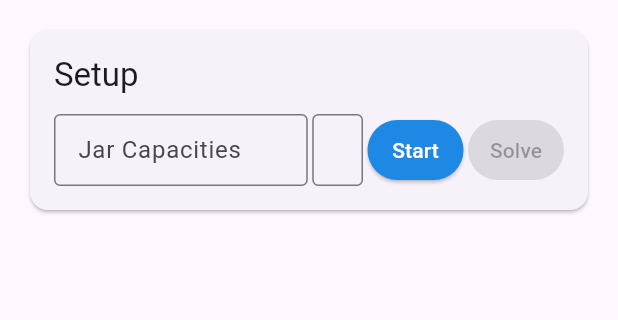
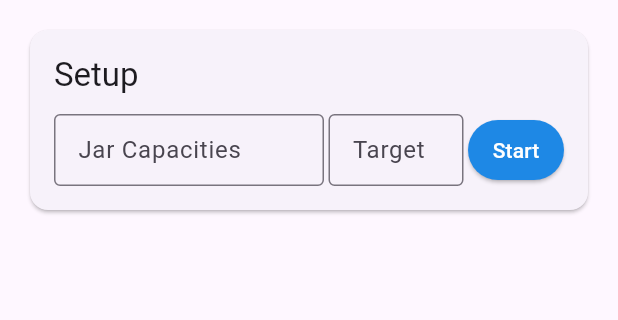
Before and after one commit to dev-ym/jars, a Flutter app: the screen it shows after launch, on a phone screen of 412 x 824 dp, the part 84-404 px from its top. Run offline on Flutter 3.47's test engine with Material 3 defaults, Android fonts, the phone set to English and light mode, and no system bars.

Commit message:
change layout

```diff
--- a/lib/main.dart
+++ b/lib/main.dart
@@ -591,9 +591,9 @@ class _LiquidTransferHomeState extends State<LiquidTransferHome>
                                 ),
                               ),
                             ),
-                            SizedBox(width: 8),
+                            SizedBox(width: 11),
                             _buildJarsPreview(state.amounts,isWiderThanTall),
-                            SizedBox(width: 8),
+                            SizedBox(width: 11),
                             Text(
                               '[${state.amounts.join(', ')}]L',
                               style: TextStyle(
@@ -601,7 +601,7 @@ class _LiquidTransferHomeState extends State<LiquidTransferHome>
                                 color: Colors.grey.shade600,
                               ),
                             ),
-                            SizedBox(width: 8),
+                            SizedBox(width: 11),
                             Expanded(
                               child: Column(
                                 crossAxisAlignment: CrossAxisAlignment.start,
@@ -622,7 +622,7 @@ class _LiquidTransferHomeState extends State<LiquidTransferHome>
                             if (!isCurrentState)
                               Icon(
                                 Icons.replay,
-                                size: 16,
+                                size: 20,
                                 color: Colors.blue.shade400,
                               ),
                           ],
@@ -670,7 +670,7 @@ class _LiquidTransferHomeState extends State<LiquidTransferHome>
                     Row(
                       children: [
                         Expanded(
-                          flex: 5,
+                          flex: 4,
                           child: TextField(
                             controller: _capacitiesController,
                             decoration: InputDecoration(
@@ -683,7 +683,7 @@ class _LiquidTransferHomeState extends State<LiquidTransferHome>
                         ),
                         SizedBox(width: isWiderThanTall ? 12 : 3),
                         Expanded(
-                          flex: 1,
+                          flex: 2,
                           child: TextField(
                             controller: _targetController,
                             decoration: InputDecoration(
@@ -705,8 +705,8 @@ class _LiquidTransferHomeState extends State<LiquidTransferHome>
                             padding: EdgeInsets.symmetric(horizontal: 6, vertical: 4),
                           ),
                         ),
-                        SizedBox(width: isWiderThanTall ? 12 : 3),
-                        ElevatedButton(
+                        if (isSetup) SizedBox(width: isWiderThanTall ? 12 : 3),
+                        if (isSetup) ElevatedButton(
                           onPressed: ((!isSetup) || isSolving || currentAmounts.contains(targetQuantity)) ? null : _executeSolution,
 
                           child: Text(isSolving ? 'Solving...' : 'Solve'),
```
Also changed, not shown: 3 other files.
